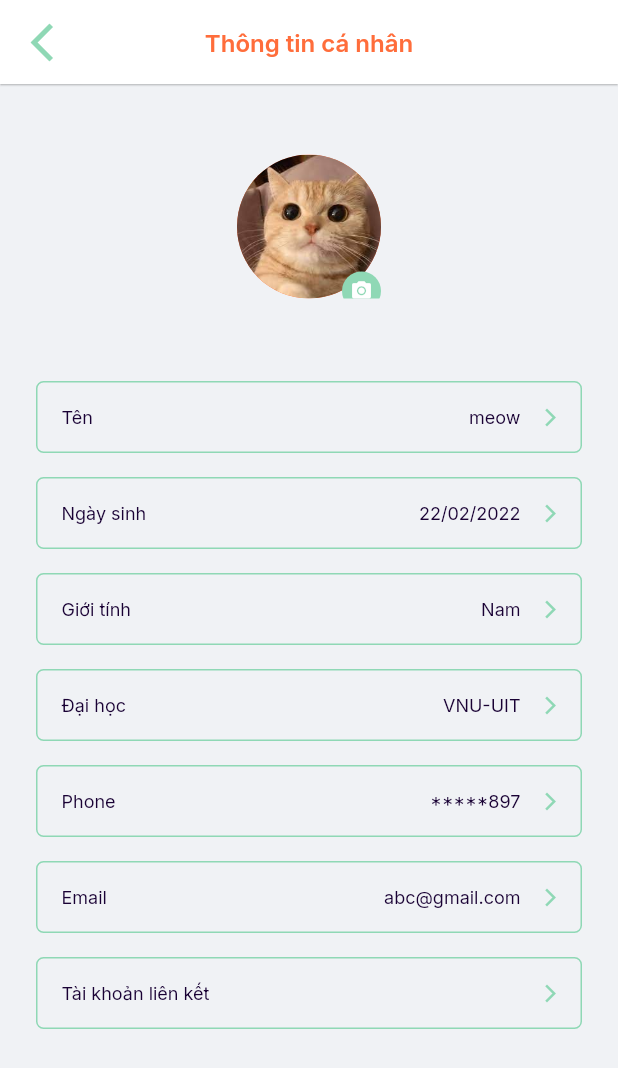
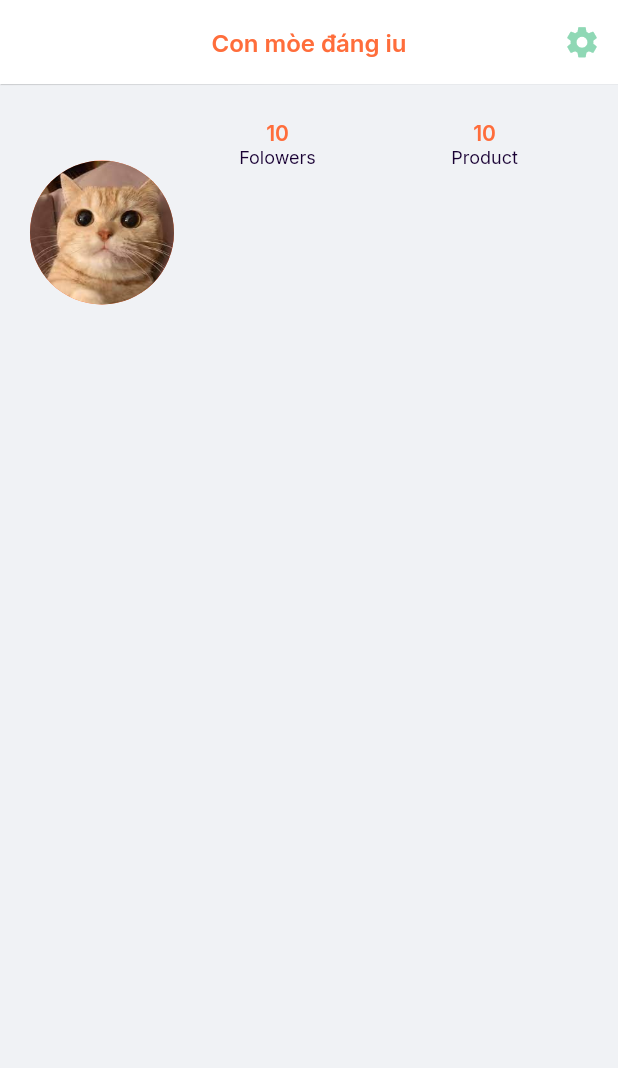
Before and after one commit to GDSC-UIT/sese-mobile, a Flutter app: the screen it shows after launch, on a phone screen of 412 x 824 dp. Shown: the top 1068 px of the screen. Run offline on Flutter 3.47's test engine with Material 2 defaults, Android fonts, the phone set to English and light mode, and no system bars; our stand-ins replace carousel_slider, firebase_auth, firebase_core, get, get_storage, google_fonts and 3 more; missing offline and left inert: flutter_facebook_auth; accounts and stored records are empty.

```diff
--- a/lib/app/modules/edit_profile/screens/user_profile_screen.dart
+++ b/lib/app/modules/edit_profile/screens/edit_user_profile_screen.dart
@@ -66,35 +66,35 @@ class EditUserProfileScreen extends StatelessWidget {
               ),
             ),
             const EditCard(
-              lable: "Tên",
+              label: "Tên",
               userInfo: "meow",
               toPage: AppRoutes.editName,
             ),
             const EditCard(
-              lable: "Ngày sinh",
+              label: "Ngày sinh",
               userInfo: "22/02/2022",
               toPage: AppRoutes.editDateOfBirth,
             ),
             const EditCard(
-              lable: "Giới tính",
+              label: "Giới tính",
               userInfo: "Nam",
               toPage: AppRoutes.editGender,
             ),
             const EditCard(
-              lable: "Đại học",
+              label: "Đại học",
               userInfo: "VNU-UIT",
               toPage: AppRoutes.editUniversity,
             ),
             const EditCard(
-                lable: "Phone",
+                label: "Phone",
                 userInfo: "*****897",
                 toPage: AppRoutes.editPhoneNumber),
             const EditCard(
-                lable: "Email",
+                label: "Email",
                 userInfo: "abc@gmail.com",
                 toPage: AppRoutes.editEmail),
             const EditCard(
-              lable: "Tài khoản liên kết",
+              label: "Tài khoản liên kết",
               userInfo: "",
               toPage: AppRoutes.editLinkAccount,
             ),
--- a/lib/app/modules/edit_profile/widgets/edit_card.dart
+++ b/lib/app/modules/edit_profile/widgets/edit_card.dart
@@ -4,12 +4,12 @@ import 'package:sese/app/core/themes/app_theme.dart';
 import 'package:sese/app/core/values/app_colors.dart';
 
 class EditCard extends StatelessWidget {
-  final String lable;
+  final String label;
   final String userInfo;
   final String toPage;
   const EditCard(
       {Key? key,
-      required this.lable,
+      required this.label,
       required this.userInfo,
       required this.toPage})
       : super(key: key);
@@ -31,7 +31,7 @@ class EditCard extends StatelessWidget {
           Expanded(
               flex: 3,
               child: Text(
-                lable,
+                label,
                 style: CustomTextStyle.t6(AppColors.darkGreyColor),
               )),
           Expanded(
--- /dev/null
+++ b/lib/app/modules/user_profile/screens/user_profile_screen.dart
@@ -0,0 +1,99 @@
+import 'package:flutter/material.dart';
+import 'package:sese/app/core/themes/app_theme.dart';
+import 'package:sese/app/core/values/app_colors.dart';
+
+class UserProfileScreen extends StatelessWidget {
+  const UserProfileScreen({Key? key}) : super(key: key);
+
+  @override
+  Widget build(BuildContext context) {
+    return Scaffold(
+      appBar: AppBar(
+        actions: <Widget>[
+          IconButton(
+            padding: const EdgeInsets.all(0),
+            icon: const Icon(
+              Icons.settings,
+              size: 25,
+            ),
+            color: AppColors.greenColor,
+            onPressed: () {},
+          )
+        ],
+        title: Text("Con mòe đáng iu",
+            style: CustomTextStyle.h4(AppColors.primaryColor)),
+        centerTitle: true,
+        elevation: 0.3,
+      ),
+      body: Container(
+        margin: const EdgeInsets.all(0),
+        padding: const EdgeInsets.symmetric(horizontal: 20, vertical: 24),
+        child: Column(children: [
+          SizedBox(
+              height: 150,
+              child: Row(
+                crossAxisAlignment: CrossAxisAlignment.start,
+                children: [
+                  const Center(
+                    child: SizedBox(
+                      width: 96,
+                      height: 96,
+                      child: CircleAvatar(
+                        backgroundImage: AssetImage('assets/images/avatar.png'),
+                        radius: 50,
+                      ),
+                    ),
+                  ),
+                  Expanded(
+                    child: Column(
+                      children: [
+                        Row(
+                          children: [
+                            Expanded(
+                                child: Column(
+                              children: [
+                                Text(
+                                  "10",
+                                  style: CustomTextStyle.t3(
+                                      AppColors.primaryColor),
+                                ),
+                                Text(
+                                  "Folowers",
+                                  style: CustomTextStyle.t6(
+                                      AppColors.darkGreyColor),
+                                )
+                              ],
+                            )),
+                            Expanded(
+                                child: Column(
+                              children: [
+                                Text(
+                                  "10",
+                                  style: CustomTextStyle.t3(
+                                      AppColors.primaryColor),
+                                ),
+                                Text(
+                                  "Product",
+                                  style: CustomTextStyle.t6(
+                                      AppColors.darkGreyColor),
+                                ),
+                              ],
+                            )),
+                          ],
+                        )
+                      ],
+                    ),
+                  )
+                ],
+              )),
+          Row(
+            children: [],
+          ),
+          Row(
+            children: [],
+          )
+        ]),
+      ),
+    );
+  }
+}
--- /dev/null
+++ b/lib/app/modules/user_profile/user_profile_binding.dart
@@ -0,0 +1,9 @@
+import 'package:get/get.dart';
+import 'package:sese/app/modules/user_profile/user_profile_controller.dart';
+
+class UserProfileBinding implements Bindings {
+  @override
+  void dependencies() {
+    Get.lazyPut<UserProfileController>(() => UserProfileController());
+  }
+}
--- /dev/null
+++ b/lib/app/modules/user_profile/user_profile_controller.dart
@@ -0,0 +1,3 @@
+import 'package:get/get.dart';
+
+class UserProfileController extends GetxController {}
--- /dev/null
+++ b/lib/app/modules/user_profile/widgets/column_text.dart
@@ -0,0 +1,25 @@
+import 'package:flutter/material.dart';
+import 'package:sese/app/core/themes/app_theme.dart';
+import 'package:sese/app/core/values/app_colors.dart';
+
+class ColumnText extends StatelessWidget {
+  final String lable;
+  final String number;
+  const ColumnText({Key? key, required this.lable, required this.number})
+      : super(key: key);
+
+  @override
+  Widget build(BuildContext context) {
+    return Expanded(
+        child: Column(children: [
+      Text(
+        lable,
+        style: CustomTextStyle.t3(AppColors.primaryColor),
+      ),
+      Text(
+        "Folowers",
+        style: CustomTextStyle.t6(AppColors.darkGreyColor),
+      )
+    ]));
+  }
+}
--- a/lib/app/routes/app_pages.dart
+++ b/lib/app/routes/app_pages.dart
@@ -7,7 +7,7 @@ import 'package:sese/app/modules/edit_profile/screens/edit_gender_screen.dart';
 import 'package:sese/app/modules/edit_profile/screens/edit_name_screen.dart';
 import 'package:sese/app/modules/edit_profile/screens/edit_phone_number.dart';
 import 'package:sese/app/modules/edit_profile/screens/edit_university_screen.dart';
-import 'package:sese/app/modules/edit_profile/screens/user_profile_screen.dart';
+import 'package:sese/app/modules/edit_profile/screens/edit_user_profile_screen.dart';
 import 'package:sese/app/modules/home/home_binding.dart';
 import 'package:sese/app/modules/home/screens/home_screen.dart';
 import 'package:sese/app/modules/login/login_binding.dart';
@@ -21,6 +21,8 @@ import 'package:sese/app/modules/login/screens/login_email_screen.dart';
 import 'package:sese/app/modules/login/screens/login_phone_screen.dart';
 import 'package:sese/app/modules/login/screens/login_verify_begin_screen.dart';
 import 'package:sese/app/modules/post_product/screens/post_product_begin.dart';
+import 'package:sese/app/modules/user_profile/screens/user_profile_screen.dart';
+import 'package:sese/app/modules/user_profile/user_profile_binding.dart';
 
 import 'package:sese/app/routes/app_routes.dart';
 
@@ -146,6 +148,14 @@ abstract class AppPages {
       binding: EditProfileBinding(),
       transitionDuration: const Duration(seconds: 1),
     ),
+    //user profile
+    GetPage(
+      name: AppRoutes.userProfile,
+      transition: Transition.leftToRight,
+      page: () => UserProfileScreen(),
+      binding: UserProfileBinding(),
+      transitionDuration: const Duration(seconds: 1),
+    ),
     ////post product
     GetPage(
       name: AppRoutes.postProductBegin,
--- a/lib/app/routes/app_routes.dart
+++ b/lib/app/routes/app_routes.dart
@@ -23,4 +23,8 @@ abstract class AppRoutes {
 
   //post product route
   static const postProductBegin = '/post/product/begin';
+
+  //user profile
+  static const userProfile = '/user/profile';
+
 }
--- a/lib/main.dart
+++ b/lib/main.dart
@@ -29,7 +29,7 @@ class MyApp extends StatelessWidget {
       theme: AppTheme.lightTheme,
       darkTheme: AppTheme.darkTheme,
       themeMode: ThemeService.theme,
-      initialRoute: AppRoutes.editUserProfile,
+      initialRoute: AppRoutes.userProfile,
       locale: LocalizationService.locale,
       fallbackLocale: LocalizationService.fallbackLocale,
       translations: LocalizationService(),
```
Also changed, not shown: lib/app/modules/user_profile/screens/edit_address_screen.dart (added), lib/app/modules/user_profile/screens/language_screen.dart (added), lib/app/modules/user_profile/screens/new_address_screen.dart (added), lib/app/modules/user_profile/screens/setting_screen.dart (added).
